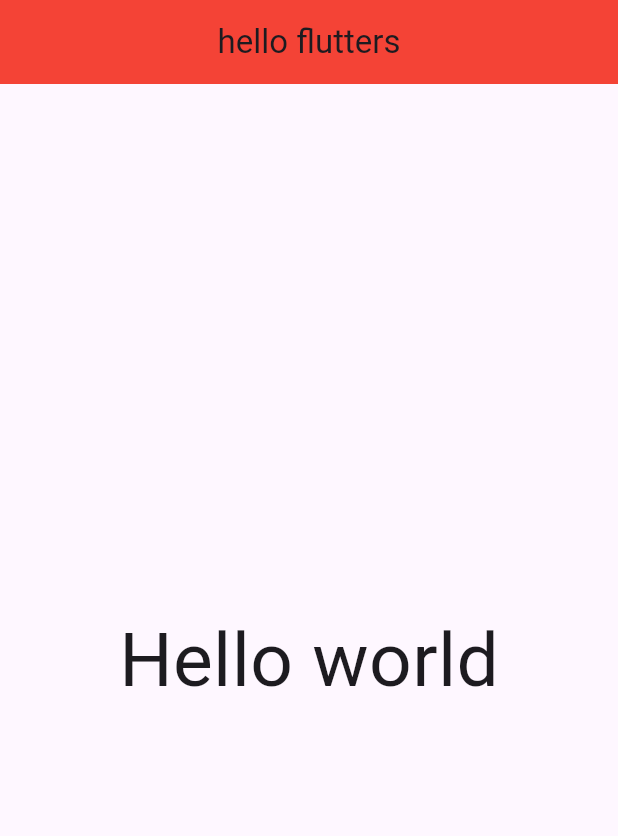
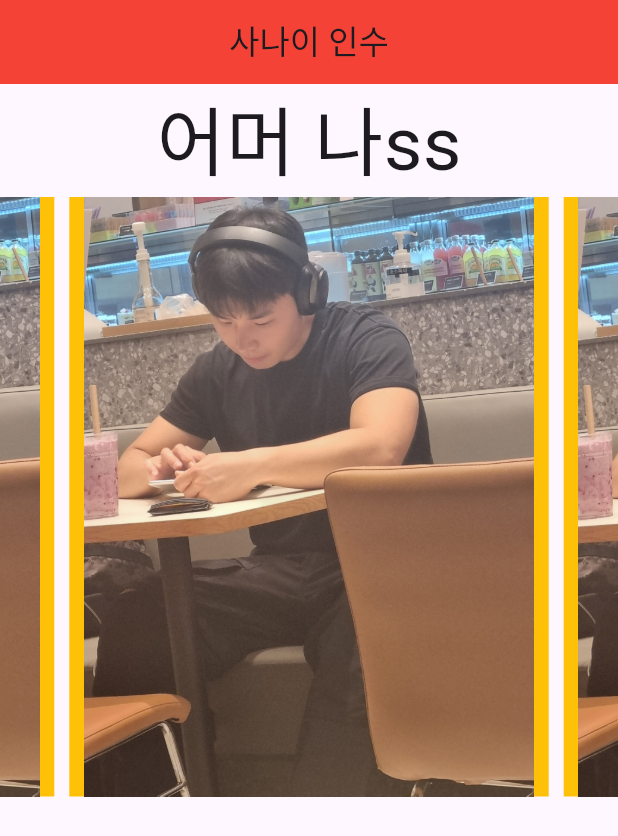
Before and after one commit to cf9874/toonflix, a Flutter app: the screen it shows after launch, on a phone screen of 412 x 824 dp. Shown: the top 836 px of the screen. Run offline on Flutter 3.47's test engine with Material 3 defaults, Android fonts, the phone set to English and light mode, and no system bars; drawn by our look-alikes of carousel_slider.

Commit message:
carousel test

```diff
--- a/lib/main.dart
+++ b/lib/main.dart
@@ -1,6 +1,15 @@
 import 'package:flutter/material.dart';
+import 'package:carousel_slider/carousel_slider.dart';
+
+class Player {
+  String name;
+
+  Player(this.name);
+}
 
 void main() {
+  var Cf = Player('Cf');
+
   runApp(App());
 }
 
@@ -12,11 +21,34 @@ class App extends StatelessWidget {
     return MaterialApp(
       home: Scaffold(
         appBar: AppBar(
-          title: Center(child: Text("hello flutters")),
+          title: Center(child: Text("사나이 인수")),
           backgroundColor: Colors.red,
         ),
         body: Center(
-          child: (Text('Hello world', style: TextStyle(fontSize: 50))),
+          child: Column(
+            children: [
+              // SizedBox(width: 50, height: 100 ),
+              (Text('어머 나ss', style: TextStyle(fontSize: 50))),
+              // Image(image: AssetImage('assets/images/insoo.jpg')),
+              CarouselSlider(
+                options: CarouselOptions(height: 400.0),
+                items: [1, 2, 3, 4, 5].map((i) {
+                  return Builder(
+                    builder: (BuildContext context) {
+                      return Container(
+                        width: MediaQuery.of(context).size.width,
+                        margin: EdgeInsets.symmetric(horizontal: 5.0),
+                        decoration: BoxDecoration(color: Colors.amber),
+                        child: Image(
+                          image: AssetImage('assets/images/insoo.jpg'),
+                        ),
+                      );
+                    },
+                  );
+                }).toList(),
+              ),
+            ],
+          ),
         ),
       ),
     );
```
Also changed, not shown: pubspec.yaml (+4 -3 lines), assets/images/insoo.jpg (added), pubspec.lock.
